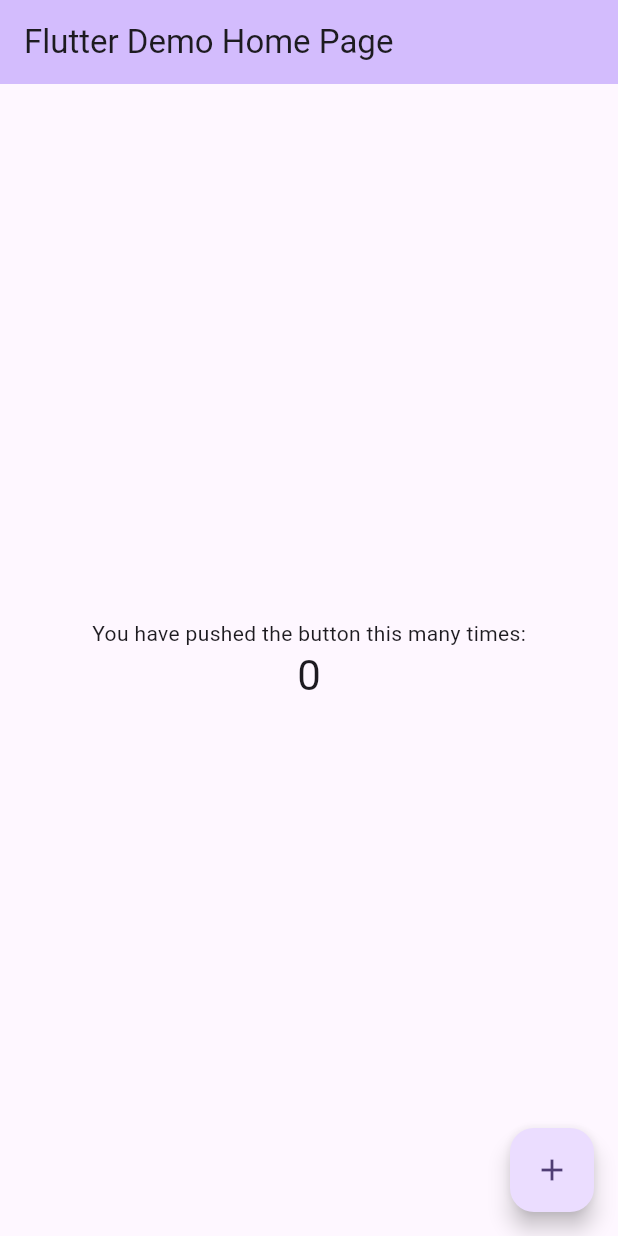
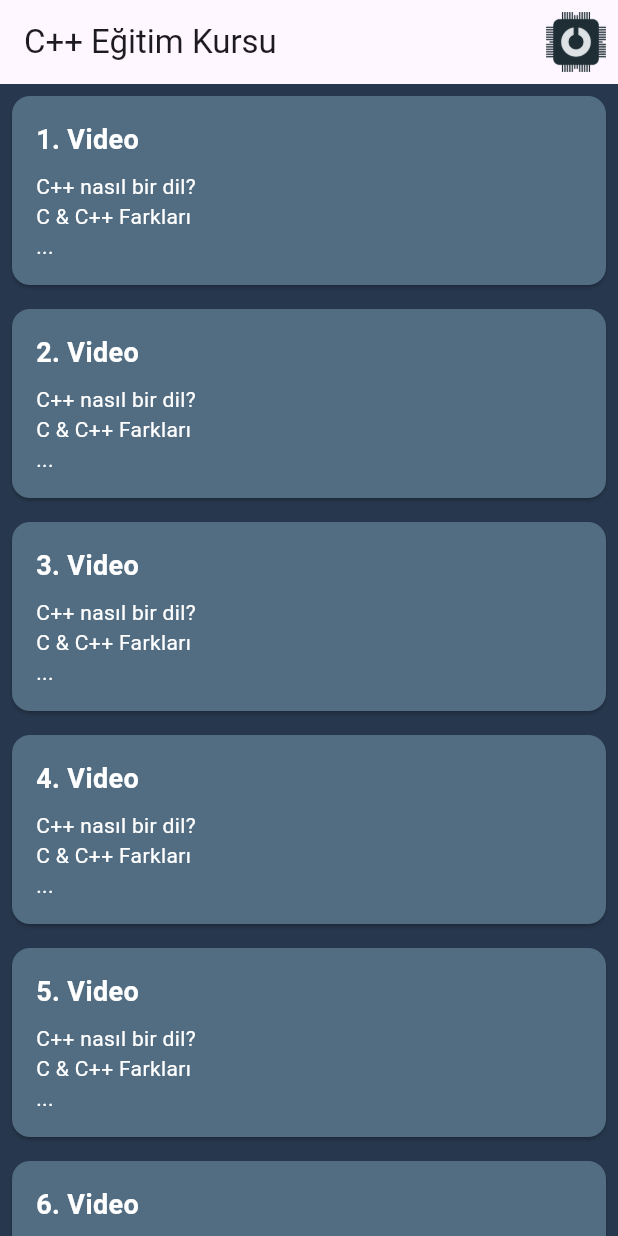
Before and after one commit to yavuztokdemir/cpp_hero, a Flutter app: the screen it shows after launch, on a phone screen of 412 x 824 dp. Run offline on Flutter 3.47's test engine with Material 3 defaults, Android fonts, the phone set to English and light mode, and no system bars.

Commit message:
Uygulama arka planı rengi, bar'lar ve yazıları, şekilleri belirlenip tasarlandı. İcon eklendi

```diff
--- a/lib/main.dart
+++ b/lib/main.dart
@@ -1,125 +1,22 @@
 import 'package:flutter/material.dart';
+import 'screens/home_screen.dart'; // HomeScreen'i import edin
 
 void main() {
-  runApp(const MyApp());
+  runApp(MyApp());
 }
 
 class MyApp extends StatelessWidget {
-  const MyApp({super.key});
-
-  // This widget is the root of your application.
   @override
   Widget build(BuildContext context) {
     return MaterialApp(
-      title: 'Flutter Demo',
+      title: 'C++ Notlarım',
       theme: ThemeData(
-        // This is the theme of your application.
-        //
-        // TRY THIS: Try running your application with "flutter run". You'll see
-        // the application has a blue toolbar. Then, without quitting the app,
-        // try changing the seedColor in the colorScheme below to Colors.green
-        // and then invoke "hot reload" (save your changes or press the "hot
-        // reload" button in a Flutter-supported IDE, or press "r" if you used
-        // the command line to start the app).
-        //
-        // Notice that the counter didn't reset back to zero; the application
-        // state is not lost during the reload. To reset the state, use hot
-        // restart instead.
-        //
-        // This works for code too, not just values: Most code changes can be
-        // tested with just a hot reload.
-        colorScheme: ColorScheme.fromSeed(seedColor: Colors.deepPurple),
-        useMaterial3: true,
+        primarySwatch: Colors.blue,
       ),
-      home: const MyHomePage(title: 'Flutter Demo Home Page'),
+      home: Scaffold(
+        backgroundColor: Color(0xFF0F4C75), // Arka plan rengi #0F4C75
+        body: HomeScreen(), // Ana ekran olarak HomeScreen'i kullanıyoruz
+      ),
     );
   }
 }
-
-class MyHomePage extends StatefulWidget {
-  const MyHomePage({super.key, required this.title});
-
-  // This widget is the home page of your application. It is stateful, meaning
-  // that it has a State object (defined below) that contains fields that affect
-  // how it looks.
-
-  // This class is the configuration for the state. It holds the values (in this
-  // case the title) provided by the parent (in this case the App widget) and
-  // used by the build method of the State. Fields in a Widget subclass are
-  // always marked "final".
-
-  final String title;
-
-  @override
-  State<MyHomePage> createState() => _MyHomePageState();
-}
-
-class _MyHomePageState extends State<MyHomePage> {
-  int _counter = 0;
-
-  void _incrementCounter() {
-    setState(() {
-      // This call to setState tells the Flutter framework that something has
-      // changed in this State, which causes it to rerun the build method below
-      // so that the display can reflect the updated values. If we changed
-      // _counter without calling setState(), then the build method would not be
-      // called again, and so nothing would appear to happen.
-      _counter++;
-    });
-  }
-
-  @override
-  Widget build(BuildContext context) {
-    // This method is rerun every time setState is called, for instance as done
-    // by the _incrementCounter method above.
-    //
-    // The Flutter framework has been optimized to make rerunning build methods
-    // fast, so that you can just rebuild anything that needs updating rather
-    // than having to individually change instances of widgets.
-    return Scaffold(
-      appBar: AppBar(
-        // TRY THIS: Try changing the color here to a specific color (to
-        // Colors.amber, perhaps?) and trigger a hot reload to see the AppBar
-        // change color while the other colors stay the same.
-        backgroundColor: Theme.of(context).colorScheme.inversePrimary,
-        // Here we take the value from the MyHomePage object that was created by
-        // the App.build method, and use it to set our appbar title.
-        title: Text(widget.title),
-      ),
-      body: Center(
-        // Center is a layout widget. It takes a single child and positions it
-        // in the middle of the parent.
-        child: Column(
-          // Column is also a layout widget. It takes a list of children and
-          // arranges them vertically. By default, it sizes itself to fit its
-          // children horizontally, and tries to be as tall as its parent.
-          //
-          // Column has various properties to control how it sizes itself and
-          // how it positions its children. Here we use mainAxisAlignment to
-          // center the children vertically; the main axis here is the vertical
-          // axis because Columns are vertical (the cross axis would be
-          // horizontal).
-          //
-          // TRY THIS: Invoke "debug painting" (choose the "Toggle Debug Paint"
-          // action in the IDE, or press "p" in the console), to see the
-          // wireframe for each widget.
-          mainAxisAlignment: MainAxisAlignment.center,
-          children: <Widget>[
-            const Text(
-              'You have pushed the button this many times:',
-            ),
-            Text(
-              '$_counter',
-              style: Theme.of(context).textTheme.headlineMedium,
-            ),
-          ],
-        ),
-      ),
-      floatingActionButton: FloatingActionButton(
-        onPressed: _incrementCounter,
-        tooltip: 'Increment',
-        child: const Icon(Icons.add),
-      ), // This trailing comma makes auto-formatting nicer for build methods.
-    );
-  }
-}
--- /dev/null
+++ b/lib/screens/home_screen.dart
@@ -0,0 +1,42 @@
+import 'package:flutter/material.dart';
+import '../widgets/video_card.dart'; // Doğru import
+
+class HomeScreen extends StatelessWidget {
+  // Örnek video listesi
+  final List<Map<String, dynamic>> videos = List.generate(46, (index) {
+    return {
+      'title': '${index + 1}. Video',
+      'topics': ['C++ nasıl bir dil?', 'C & C++ Farkları', '...'],
+    };
+  });
+
+  @override
+  Widget build(BuildContext context) {
+    return Scaffold(
+      backgroundColor: Color(0xFF27374D), // Arka plan rengi
+      appBar: AppBar(
+        title: Text('C++ Eğitim Kursu'),
+        actions: <Widget>[
+          // actions özelliği eklendi
+          Padding(
+            padding: const EdgeInsets.all(8.0),
+            child: Image.asset(
+              'assets/icon.png', // icon.png eklendi
+              width: 40,
+              height: 40,
+            ),
+          ),
+        ],
+      ),
+      body: ListView.builder(
+        itemCount: videos.length,
+        itemBuilder: (context, index) {
+          return VideoCard(
+            videoTitle: videos[index]['title'],
+            topics: videos[index]['topics'],
+          );
+        },
+      ),
+    );
+  }
+}
--- /dev/null
+++ b/lib/screens/note_screen.dart
@@ -0,0 +1,25 @@
+import 'package:flutter/material.dart';
+
+class NoteScreen extends StatelessWidget {
+  final String videoTitle;
+  final List<String> topics;
+
+  NoteScreen({required this.videoTitle, required this.topics});
+
+  @override
+  Widget build(BuildContext context) {
+    return Scaffold(
+      appBar: AppBar(
+        title: Text(videoTitle),
+      ),
+      body: ListView.builder(
+        itemCount: topics.length,
+        itemBuilder: (context, index) {
+          return ListTile(
+            title: Text(topics[index]),
+          );
+        },
+      ),
+    );
+  }
+}
--- /dev/null
+++ b/lib/widgets/video_card.dart
@@ -0,0 +1,59 @@
+import 'package:flutter/material.dart';
+import '../screens/note_screen.dart'; // Doğru import
+
+class VideoCard extends StatelessWidget {
+  final String videoTitle;
+  final List<String> topics;
+
+  VideoCard({required this.videoTitle, required this.topics});
+
+  @override
+  Widget build(BuildContext context) {
+    return GestureDetector(
+      onTap: () {
+        Navigator.push(
+          context,
+          MaterialPageRoute(
+            builder: (context) => NoteScreen(
+              videoTitle: videoTitle,
+              topics: topics,
+            ),
+          ),
+        );
+      },
+      child: Card(
+        margin: EdgeInsets.all(8.0),
+        color: Color(0xFF526D82),
+        child: Padding(
+          padding: EdgeInsets.all(16.0),
+          child: Column(
+            crossAxisAlignment: CrossAxisAlignment.start,
+            children: [
+              Text(
+                videoTitle,
+                style: TextStyle(
+                  color: Colors.white,
+                  fontSize: 18.0,
+                  fontWeight: FontWeight.bold,
+                ),
+              ),
+              SizedBox(height: 8.0),
+              Column(
+                crossAxisAlignment: CrossAxisAlignment.start,
+                children: topics.map((topic) {
+                  return Text(
+                    topic,
+                    style: TextStyle(
+                      color: Colors.white,
+                      fontSize: 14.0,
+                    ),
+                  );
+                }).toList(),
+              ),
+            ],
+          ),
+        ),
+      ),
+    );
+  }
+}
--- a/pubspec.yaml
+++ b/pubspec.yaml
@@ -30,7 +30,7 @@ environment:
 dependencies:
   flutter:
     sdk: flutter
-
+  google_fonts: ^6.1.0
 
   # The following adds the Cupertino Icons font to your application.
   # Use with the CupertinoIcons class for iOS style icons.
@@ -57,6 +57,9 @@ flutter:
   # included with your application, so that you can use the icons in
   # the material Icons class.
   uses-material-design: true
+
+  assets:
+    - assets/icon.png
 
   # To add assets to your application, add an assets section, like this:
   # assets:
```
Also changed, not shown: assets/icon.png (added), pubspec.lock, 1 other file.
